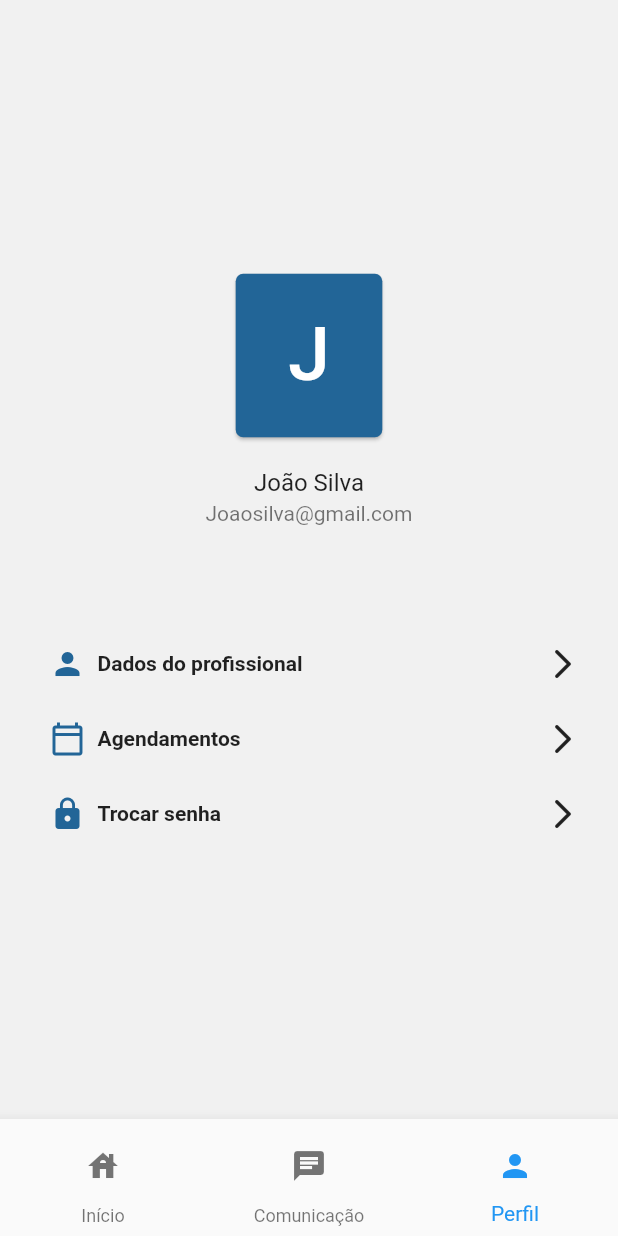
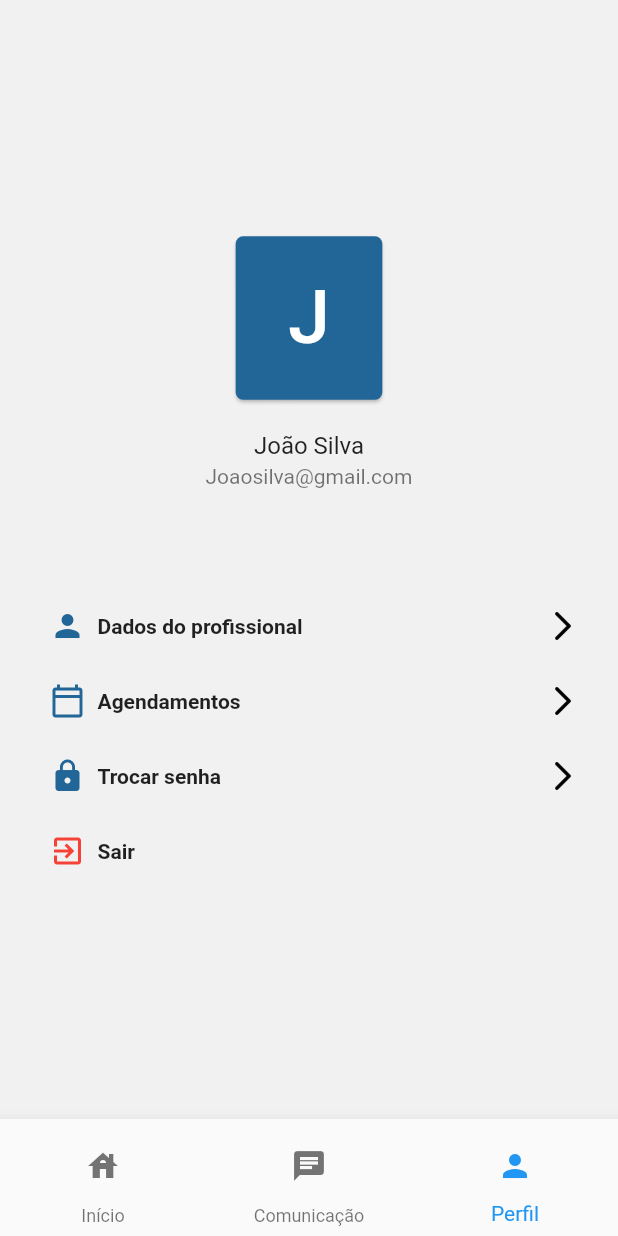
Before and after one commit to Joe02/psi-mental-health, a Flutter app: the HomeScreen screen opened directly, swiped to page 3, on a phone screen of 412 x 824 dp. Run offline on Flutter 3.47's test engine with Material 2 defaults, Android fonts, the phone set to English and light mode, and no system bars; our stand-ins replace flutter_signin_button, get, page_view_indicators, shared_preferences; accounts and stored records are empty.

Commit message:
MHP-Chat Finished chat screens.

```diff
--- a/lib/colors/colors.dart
+++ b/lib/colors/colors.dart
@@ -15,3 +15,6 @@ const Color loginBackgroundColor = Color.fromRGBO(241, 241, 241, 1.0);
 
 // Home Colors
 const Color homeScreenCardBackgroundColor = Color.fromRGBO(211, 224, 234, 1.0);
+
+// Chat
+const Color chatListBackgroundColor = Color.fromRGBO(234, 235, 238, 1.0);
--- a/lib/home_screen/HomeScreen.dart
+++ b/lib/home_screen/HomeScreen.dart
@@ -1,7 +1,8 @@
 import 'package:flutter/cupertino.dart';
 import 'package:flutter/material.dart';
-
-import '../colors/colors.dart';
+import 'package:get/get.dart';
+import 'package:mental_health_poc/chat_list_screen/ChatListScreen.dart';
+import 'package:mental_health_poc/colors/colors.dart';
 
 class HomeScreen extends StatefulWidget {
   @override
@@ -193,11 +194,20 @@ class HomeScreenState extends State<HomeScreen> {
         ),
         Expanded(
           child: GridView.count(
-            crossAxisCount: MediaQuery.of(context).orientation == Orientation.portrait ? 2 : 3,
+            crossAxisCount:
+                MediaQuery.of(context).orientation == Orientation.portrait
+                    ? 2
+                    : 3,
             children: List.generate(
               3,
               (index) {
-                return Center(
+                return InkResponse(
+                  onTap: () {
+                    Get.to(
+                      ChatListScreen(),
+                    );
+                  },
+                  child: Center(
                     child: Card(
                       shape: RoundedRectangleBorder(
                           borderRadius: BorderRadius.circular(15)),
@@ -224,6 +234,7 @@ class HomeScreenState extends State<HomeScreen> {
                         ),
                       ),
                     ),
+                  ),
                 );
               },
             ),
@@ -234,7 +245,11 @@ class HomeScreenState extends State<HomeScreen> {
   }
 
   buildProfileScreen() {
-    return Column(
+    return CustomScrollView(
+      slivers: [
+        SliverFillRemaining(
+          hasScrollBody: false,
+      child: Column(
         mainAxisAlignment: MainAxisAlignment.center,
         crossAxisAlignment: CrossAxisAlignment.center,
         children: [
@@ -291,7 +306,15 @@ class HomeScreenState extends State<HomeScreen> {
                 Icons.lock,
                 color: defaultButtonColor,
               )),
+          buildProfileListItem(
+              "Sair",
+              const Icon(
+                Icons.exit_to_app,
+                color: Colors.red,
+              )),
         ],
+      ),
+    )]
     );
   }
 
@@ -310,7 +333,13 @@ class HomeScreenState extends State<HomeScreen> {
               style: const TextStyle(fontWeight: FontWeight.bold),
             ),
             const Spacer(),
-            const Icon(Icons.arrow_forward_ios_rounded)
+            Visibility(
+              visible: label != "Sair",
+              child: Icon(
+                Icons.arrow_forward_ios_rounded,
+                color: Colors.black,
+              ),
+            )
           ],
         ),
       ),
```
Also changed, not shown: lib/chat_conversation_screen/ChatConversationScreen.dart (added, +131 -0 lines), lib/chat_list_screen/ChatListScreen.dart (added, +83 -0 lines), assets/images/antonio_photo.png (added), assets/images/juliana_photo.png (added). Lines whose indentation alone changed are shown as unchanged.
